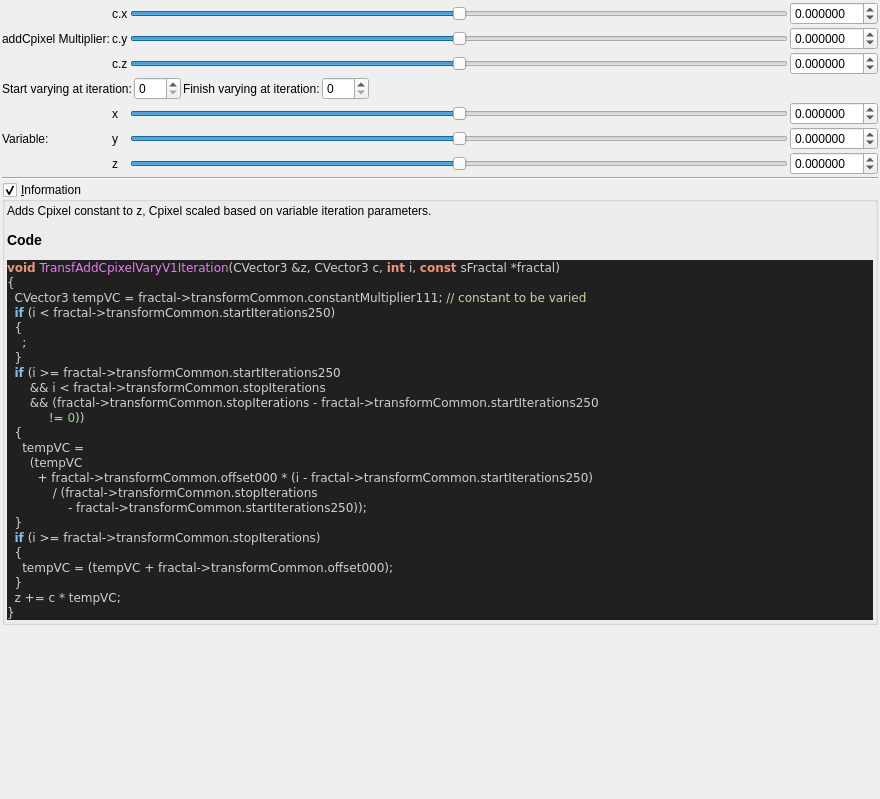
buddhi1980/mandelbulber2, file mandelbulber2/formula/ui/fractal_transf_add_cpixel_vary_v1.ui: the form before one commit.
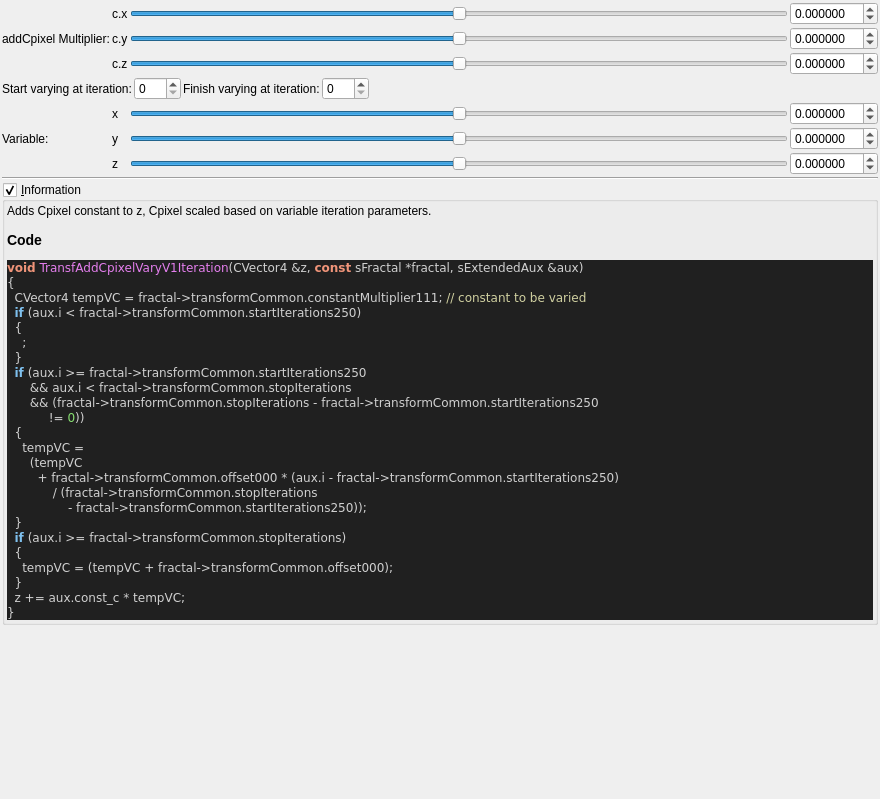
The form after the commit. Custom widgets are drawn as their Qt base class.

```diff
--- a/mandelbulber2/formula/ui/fractal_transf_add_cpixel_vary_v1.ui
+++ b/mandelbulber2/formula/ui/fractal_transf_add_cpixel_vary_v1.ui
@@ -490,29 +490,29 @@
 &lt;/table&gt;
 &lt;h3&gt;Code&lt;/h3&gt;
 &lt;body style=&quot;background-color:#202020&quot;&gt;
-&lt;pre style=&quot;color:#d0d0d0; background-color:#202020;  font-family:'Courier New',monospace;&quot;&gt;&lt;span style=&quot;color:#f09479; font-weight:bold&quot;&gt;void&lt;/span&gt; &lt;span style=&quot;color:#e47eed&quot;&gt;TransfAddCpixelVaryV1Iteration&lt;/span&gt;&lt;span style=&quot;color:#d0d0d0&quot;&gt;(&lt;/span&gt;CVector3 &lt;span style=&quot;color:#d0d0d0&quot;&gt;&amp;amp;&lt;/span&gt;z&lt;span style=&quot;color:#d0d0d0&quot;&gt;,&lt;/span&gt; CVector3 c&lt;span style=&quot;color:#d0d0d0&quot;&gt;,&lt;/span&gt; &lt;span style=&quot;color:#f09479; font-weight:bold&quot;&gt;int&lt;/span&gt; i&lt;span style=&quot;color:#d0d0d0&quot;&gt;,&lt;/span&gt; &lt;span style=&quot;color:#f09479; font-weight:bold&quot;&gt;const&lt;/span&gt; sFractal &lt;span style=&quot;color:#d0d0d0&quot;&gt;*&lt;/span&gt;fractal&lt;span style=&quot;color:#d0d0d0&quot;&gt;)&lt;/span&gt;
+&lt;pre style=&quot;color:#d0d0d0; background-color:#202020;  font-family:'Courier New',monospace;&quot;&gt;&lt;span style=&quot;color:#f09479; font-weight:bold&quot;&gt;void&lt;/span&gt; &lt;span style=&quot;color:#e47eed&quot;&gt;TransfAddCpixelVaryV1Iteration&lt;/span&gt;&lt;span style=&quot;color:#d0d0d0&quot;&gt;(&lt;/span&gt;CVector4 &lt;span style=&quot;color:#d0d0d0&quot;&gt;&amp;amp;&lt;/span&gt;z&lt;span style=&quot;color:#d0d0d0&quot;&gt;,&lt;/span&gt; &lt;span style=&quot;color:#f09479; font-weight:bold&quot;&gt;const&lt;/span&gt; sFractal &lt;span style=&quot;color:#d0d0d0&quot;&gt;*&lt;/span&gt;fractal&lt;span style=&quot;color:#d0d0d0&quot;&gt;,&lt;/span&gt; sExtendedAux &lt;span style=&quot;color:#d0d0d0&quot;&gt;&amp;amp;&lt;/span&gt;aux&lt;span style=&quot;color:#d0d0d0&quot;&gt;)&lt;/span&gt;
 &lt;span style=&quot;color:#d0d0d0&quot;&gt;{&lt;/span&gt;
-  CVector3 tempVC &lt;span style=&quot;color:#d0d0d0&quot;&gt;=&lt;/span&gt; fractal&lt;span style=&quot;color:#d0d0d0&quot;&gt;-&amp;gt;&lt;/span&gt;transformCommon&lt;span style=&quot;color:#d0d0d0&quot;&gt;.&lt;/span&gt;constantMultiplier111&lt;span style=&quot;color:#d0d0d0&quot;&gt;;&lt;/span&gt; &lt;span style=&quot;color:#d0d0a0&quot;&gt;// constant to be varied&lt;/span&gt;
-  &lt;span style=&quot;color:#7ec0ee; font-weight:bold&quot;&gt;if&lt;/span&gt; &lt;span style=&quot;color:#d0d0d0&quot;&gt;(&lt;/span&gt;i &lt;span style=&quot;color:#d0d0d0&quot;&gt;&amp;lt;&lt;/span&gt; fractal&lt;span style=&quot;color:#d0d0d0&quot;&gt;-&amp;gt;&lt;/span&gt;transformCommon&lt;span style=&quot;color:#d0d0d0&quot;&gt;.&lt;/span&gt;startIterations250&lt;span style=&quot;color:#d0d0d0&quot;&gt;)&lt;/span&gt;
+  CVector4 tempVC &lt;span style=&quot;color:#d0d0d0&quot;&gt;=&lt;/span&gt; fractal&lt;span style=&quot;color:#d0d0d0&quot;&gt;-&amp;gt;&lt;/span&gt;transformCommon&lt;span style=&quot;color:#d0d0d0&quot;&gt;.&lt;/span&gt;constantMultiplier111&lt;span style=&quot;color:#d0d0d0&quot;&gt;;&lt;/span&gt; &lt;span style=&quot;color:#d0d0a0&quot;&gt;// constant to be varied&lt;/span&gt;
+  &lt;span style=&quot;color:#7ec0ee; font-weight:bold&quot;&gt;if&lt;/span&gt; &lt;span style=&quot;color:#d0d0d0&quot;&gt;(&lt;/span&gt;aux&lt;span style=&quot;color:#d0d0d0&quot;&gt;.&lt;/span&gt;i &lt;span style=&quot;color:#d0d0d0&quot;&gt;&amp;lt;&lt;/span&gt; fractal&lt;span style=&quot;color:#d0d0d0&quot;&gt;-&amp;gt;&lt;/span&gt;transformCommon&lt;span style=&quot;color:#d0d0d0&quot;&gt;.&lt;/span&gt;startIterations250&lt;span style=&quot;color:#d0d0d0&quot;&gt;)&lt;/span&gt;
   &lt;span style=&quot;color:#d0d0d0&quot;&gt;{&lt;/span&gt;
     &lt;span style=&quot;color:#d0d0d0&quot;&gt;;&lt;/span&gt;
   &lt;span style=&quot;color:#d0d0d0&quot;&gt;}&lt;/span&gt;
-  &lt;span style=&quot;color:#7ec0ee; font-weight:bold&quot;&gt;if&lt;/span&gt; &lt;span style=&quot;color:#d0d0d0&quot;&gt;(&lt;/span&gt;i &lt;span style=&quot;color:#d0d0d0&quot;&gt;&amp;gt;=&lt;/span&gt; fractal&lt;span style=&quot;color:#d0d0d0&quot;&gt;-&amp;gt;&lt;/span&gt;transformCommon&lt;span style=&quot;color:#d0d0d0&quot;&gt;.&lt;/span&gt;startIterations250
-      &lt;span style=&quot;color:#d0d0d0&quot;&gt;&amp;amp;&amp;amp;&lt;/span&gt; i &lt;span style=&quot;color:#d0d0d0&quot;&gt;&amp;lt;&lt;/span&gt; fractal&lt;span style=&quot;color:#d0d0d0&quot;&gt;-&amp;gt;&lt;/span&gt;transformCommon&lt;span style=&quot;color:#d0d0d0&quot;&gt;.&lt;/span&gt;stopIterations
+  &lt;span style=&quot;color:#7ec0ee; font-weight:bold&quot;&gt;if&lt;/span&gt; &lt;span style=&quot;color:#d0d0d0&quot;&gt;(&lt;/span&gt;aux&lt;span style=&quot;color:#d0d0d0&quot;&gt;.&lt;/span&gt;i &lt;span style=&quot;color:#d0d0d0&quot;&gt;&amp;gt;=&lt;/span&gt; fractal&lt;span style=&quot;color:#d0d0d0&quot;&gt;-&amp;gt;&lt;/span&gt;transformCommon&lt;span style=&quot;color:#d0d0d0&quot;&gt;.&lt;/span&gt;startIterations250
+      &lt;span style=&quot;color:#d0d0d0&quot;&gt;&amp;amp;&amp;amp;&lt;/span&gt; aux&lt;span style=&quot;color:#d0d0d0&quot;&gt;.&lt;/span&gt;i &lt;span style=&quot;color:#d0d0d0&quot;&gt;&amp;lt;&lt;/span&gt; fractal&lt;span style=&quot;color:#d0d0d0&quot;&gt;-&amp;gt;&lt;/span&gt;transformCommon&lt;span style=&quot;color:#d0d0d0&quot;&gt;.&lt;/span&gt;stopIterations
       &lt;span style=&quot;color:#d0d0d0&quot;&gt;&amp;amp;&amp;amp; (&lt;/span&gt;fractal&lt;span style=&quot;color:#d0d0d0&quot;&gt;-&amp;gt;&lt;/span&gt;transformCommon&lt;span style=&quot;color:#d0d0d0&quot;&gt;.&lt;/span&gt;stopIterations &lt;span style=&quot;color:#d0d0d0&quot;&gt;-&lt;/span&gt; fractal&lt;span style=&quot;color:#d0d0d0&quot;&gt;-&amp;gt;&lt;/span&gt;transformCommon&lt;span style=&quot;color:#d0d0d0&quot;&gt;.&lt;/span&gt;startIterations250
            &lt;span style=&quot;color:#d0d0d0&quot;&gt;!=&lt;/span&gt; &lt;span style=&quot;color:#87df71&quot;&gt;0&lt;/span&gt;&lt;span style=&quot;color:#d0d0d0&quot;&gt;))&lt;/span&gt;
   &lt;span style=&quot;color:#d0d0d0&quot;&gt;{&lt;/span&gt;
     tempVC &lt;span style=&quot;color:#d0d0d0&quot;&gt;=&lt;/span&gt;
       &lt;span style=&quot;color:#d0d0d0&quot;&gt;(&lt;/span&gt;tempVC
-        &lt;span style=&quot;color:#d0d0d0&quot;&gt;+&lt;/span&gt; fractal&lt;span style=&quot;color:#d0d0d0&quot;&gt;-&amp;gt;&lt;/span&gt;transformCommon&lt;span style=&quot;color:#d0d0d0&quot;&gt;.&lt;/span&gt;offset000 &lt;span style=&quot;color:#d0d0d0&quot;&gt;* (&lt;/span&gt;i &lt;span style=&quot;color:#d0d0d0&quot;&gt;-&lt;/span&gt; fractal&lt;span style=&quot;color:#d0d0d0&quot;&gt;-&amp;gt;&lt;/span&gt;transformCommon&lt;span style=&quot;color:#d0d0d0&quot;&gt;.&lt;/span&gt;startIterations250&lt;span style=&quot;color:#d0d0d0&quot;&gt;)&lt;/span&gt;
+        &lt;span style=&quot;color:#d0d0d0&quot;&gt;+&lt;/span&gt; fractal&lt;span style=&quot;color:#d0d0d0&quot;&gt;-&amp;gt;&lt;/span&gt;transformCommon&lt;span style=&quot;color:#d0d0d0&quot;&gt;.&lt;/span&gt;offset000 &lt;span style=&quot;color:#d0d0d0&quot;&gt;* (&lt;/span&gt;aux&lt;span style=&quot;color:#d0d0d0&quot;&gt;.&lt;/span&gt;i &lt;span style=&quot;color:#d0d0d0&quot;&gt;-&lt;/span&gt; fractal&lt;span style=&quot;color:#d0d0d0&quot;&gt;-&amp;gt;&lt;/span&gt;transformCommon&lt;span style=&quot;color:#d0d0d0&quot;&gt;.&lt;/span&gt;startIterations250&lt;span style=&quot;color:#d0d0d0&quot;&gt;)&lt;/span&gt;
             &lt;span style=&quot;color:#d0d0d0&quot;&gt;/ (&lt;/span&gt;fractal&lt;span style=&quot;color:#d0d0d0&quot;&gt;-&amp;gt;&lt;/span&gt;transformCommon&lt;span style=&quot;color:#d0d0d0&quot;&gt;.&lt;/span&gt;stopIterations
                 &lt;span style=&quot;color:#d0d0d0&quot;&gt;-&lt;/span&gt; fractal&lt;span style=&quot;color:#d0d0d0&quot;&gt;-&amp;gt;&lt;/span&gt;transformCommon&lt;span style=&quot;color:#d0d0d0&quot;&gt;.&lt;/span&gt;startIterations250&lt;span style=&quot;color:#d0d0d0&quot;&gt;));&lt;/span&gt;
   &lt;span style=&quot;color:#d0d0d0&quot;&gt;}&lt;/span&gt;
-  &lt;span style=&quot;color:#7ec0ee; font-weight:bold&quot;&gt;if&lt;/span&gt; &lt;span style=&quot;color:#d0d0d0&quot;&gt;(&lt;/span&gt;i &lt;span style=&quot;color:#d0d0d0&quot;&gt;&amp;gt;=&lt;/span&gt; fractal&lt;span style=&quot;color:#d0d0d0&quot;&gt;-&amp;gt;&lt;/span&gt;transformCommon&lt;span style=&quot;color:#d0d0d0&quot;&gt;.&lt;/span&gt;stopIterations&lt;span style=&quot;color:#d0d0d0&quot;&gt;)&lt;/span&gt;
+  &lt;span style=&quot;color:#7ec0ee; font-weight:bold&quot;&gt;if&lt;/span&gt; &lt;span style=&quot;color:#d0d0d0&quot;&gt;(&lt;/span&gt;aux&lt;span style=&quot;color:#d0d0d0&quot;&gt;.&lt;/span&gt;i &lt;span style=&quot;color:#d0d0d0&quot;&gt;&amp;gt;=&lt;/span&gt; fractal&lt;span style=&quot;color:#d0d0d0&quot;&gt;-&amp;gt;&lt;/span&gt;transformCommon&lt;span style=&quot;color:#d0d0d0&quot;&gt;.&lt;/span&gt;stopIterations&lt;span style=&quot;color:#d0d0d0&quot;&gt;)&lt;/span&gt;
   &lt;span style=&quot;color:#d0d0d0&quot;&gt;{&lt;/span&gt;
     tempVC &lt;span style=&quot;color:#d0d0d0&quot;&gt;= (&lt;/span&gt;tempVC &lt;span style=&quot;color:#d0d0d0&quot;&gt;+&lt;/span&gt; fractal&lt;span style=&quot;color:#d0d0d0&quot;&gt;-&amp;gt;&lt;/span&gt;transformCommon&lt;span style=&quot;color:#d0d0d0&quot;&gt;.&lt;/span&gt;offset000&lt;span style=&quot;color:#d0d0d0&quot;&gt;);&lt;/span&gt;
   &lt;span style=&quot;color:#d0d0d0&quot;&gt;}&lt;/span&gt;
-  z &lt;span style=&quot;color:#d0d0d0&quot;&gt;+=&lt;/span&gt; c &lt;span style=&quot;color:#d0d0d0&quot;&gt;*&lt;/span&gt; tempVC&lt;span style=&quot;color:#d0d0d0&quot;&gt;;&lt;/span&gt;
+  z &lt;span style=&quot;color:#d0d0d0&quot;&gt;+=&lt;/span&gt; aux&lt;span style=&quot;color:#d0d0d0&quot;&gt;.&lt;/span&gt;const_c &lt;span style=&quot;color:#d0d0d0&quot;&gt;*&lt;/span&gt; tempVC&lt;span style=&quot;color:#d0d0d0&quot;&gt;;&lt;/span&gt;
 &lt;span style=&quot;color:#d0d0d0&quot;&gt;}&lt;/span&gt;
 &lt;/pre&gt;
 &lt;/body&gt;</string>
```
